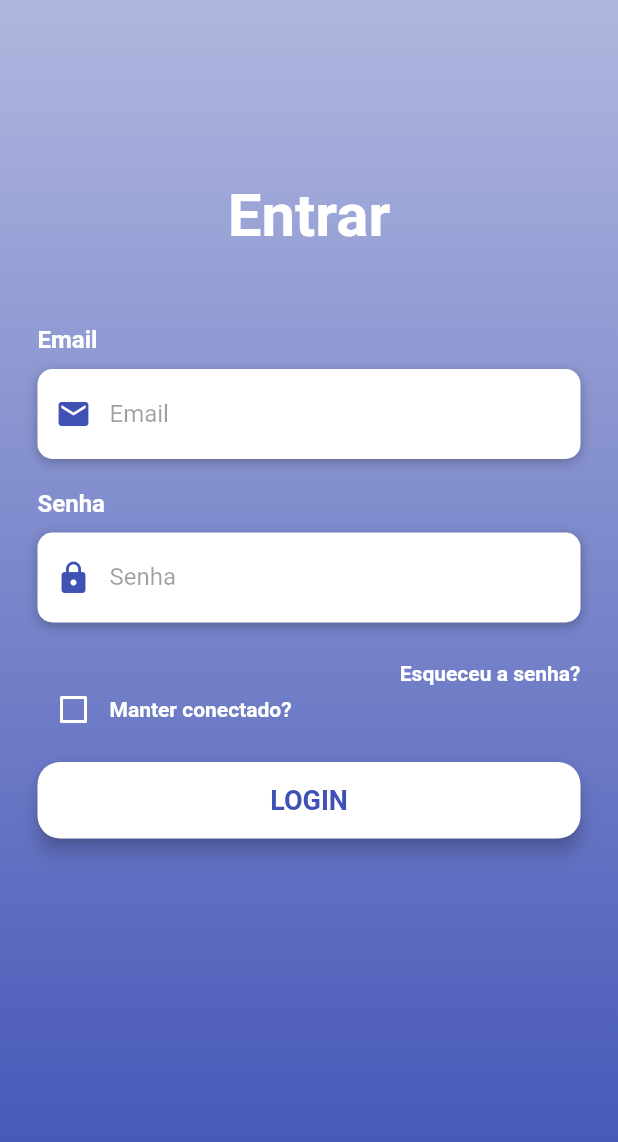
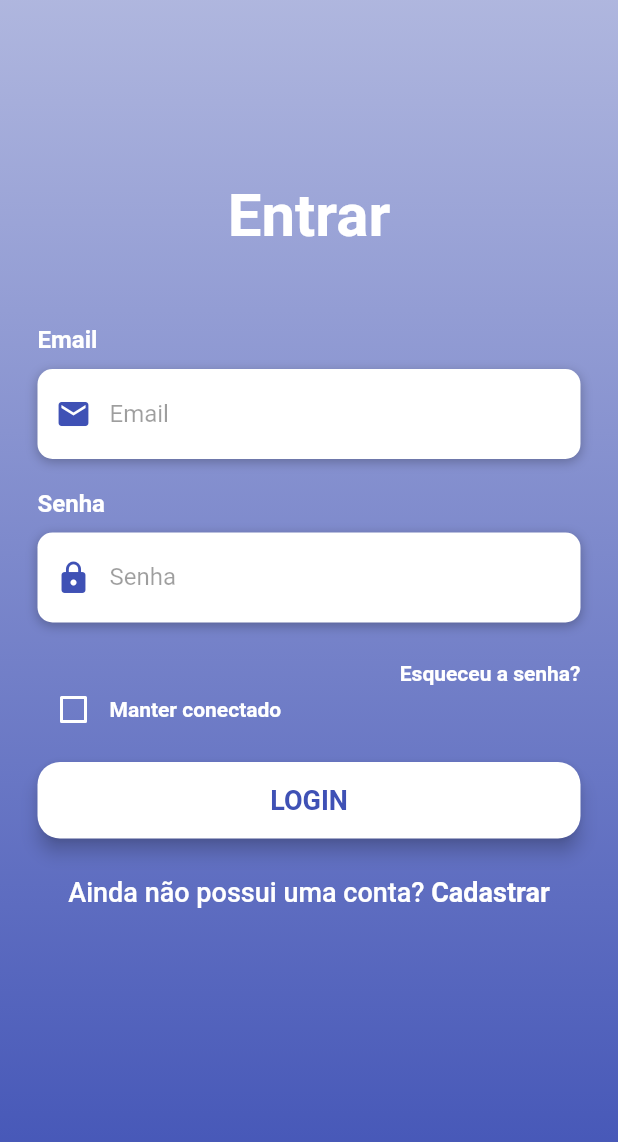
Before and after one commit to Rayago/org-eventos-app, a Flutter app: the screen it shows after launch, on a phone screen of 412 x 824 dp. Shown: the top 1142 px of the screen. Run offline on Flutter 3.47's test engine with Material 2 defaults, Android fonts, the phone set to English and light mode, and no system bars.

Commit message:
:sparkles: Adicionar texto clicável para cadastrar

```diff
--- a/lib/telaLogin.dart
+++ b/lib/telaLogin.dart
@@ -153,7 +153,7 @@ Widget buildManterConectado(){
           ),
         ),
         const Text(
-          'Manter conectado?',
+          'Manter conectado',
           style: TextStyle(
             color: Colors.white,
             fontWeight: FontWeight.bold,
@@ -184,6 +184,34 @@ Widget buildManterConectado(){
             fontWeight: FontWeight.bold,
           ),
         )
+      ),
+    );
+  }
+
+  Widget buildCadastrarBt(){
+    return GestureDetector(
+      onTap: () => print("Botão de cadastrar pressionado"),
+      child: RichText(
+        text: const TextSpan(
+          children: [
+            TextSpan(
+              text: 'Ainda não possui uma conta?',
+              style: TextStyle(
+                color: Colors.white,
+                fontSize: 18,
+                fontWeight: FontWeight.w500,
+              ),
+            ),
+            TextSpan(
+              text: ' Cadastrar',
+              style: TextStyle(
+                color: Colors.white,
+                fontSize: 18,
+                fontWeight: FontWeight.bold
+              )
+            )
+          ],
+        ),
       ),
     );
   }
@@ -235,6 +263,7 @@ Widget buildManterConectado(){
                     buildEsqueciSenhaBt(),
                     buildManterConectado(),
                     buildLoginBt(),
+                    buildCadastrarBt(),
                   ],
                 ),
                 ),
```
